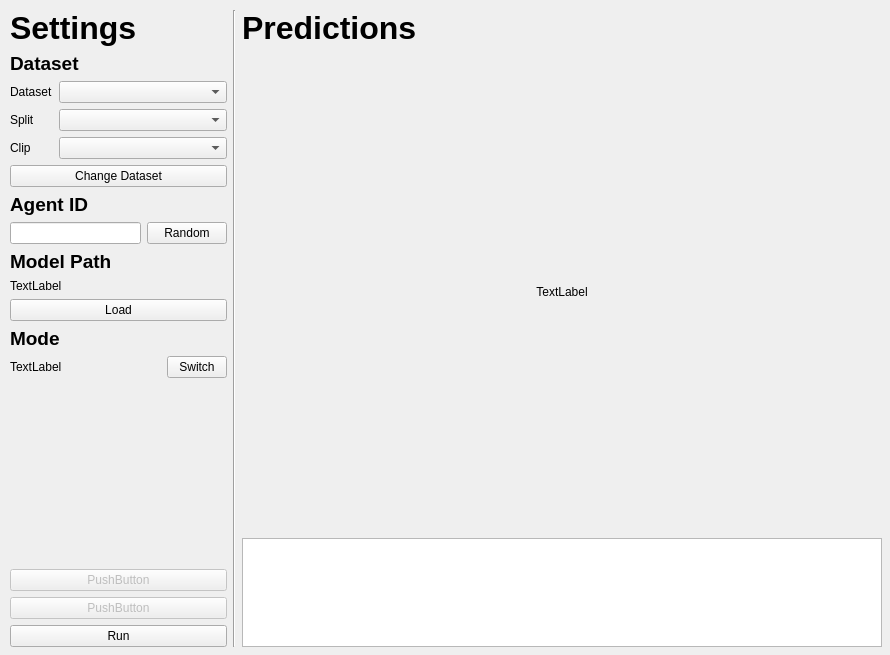
Qt form window.ui (cocoon2wong/Project-Solitaire) before a commit.
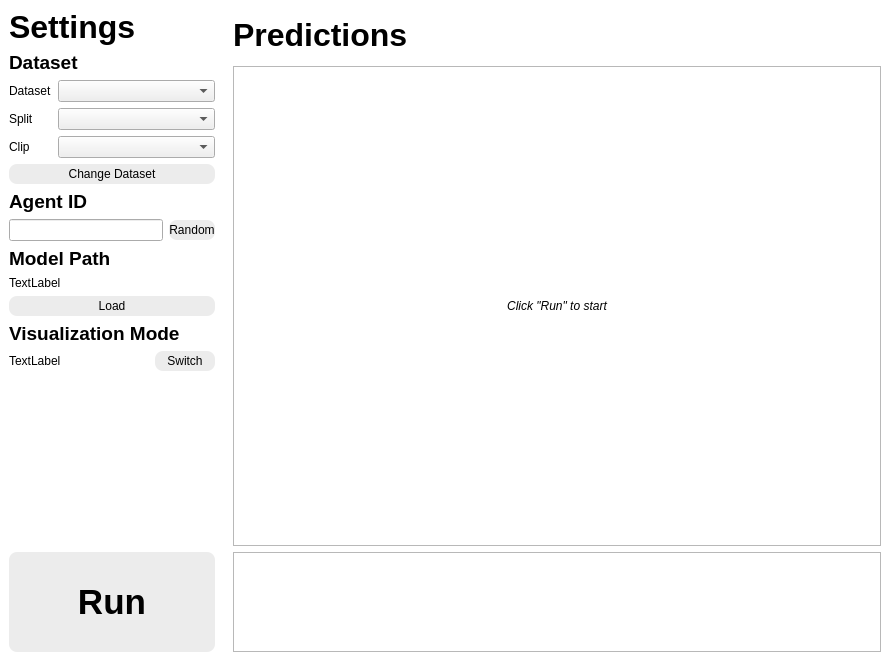
The same form after that commit.

Diff of the .ui file:
```diff
--- a/window.ui
+++ b/window.ui
@@ -6,8 +6,8 @@
    <rect>
     <x>0</x>
     <y>0</y>
-    <width>890</width>
-    <height>655</height>
+    <width>889</width>
+    <height>660</height>
    </rect>
   </property>
   <property name="windowTitle">
@@ -17,15 +17,43 @@
    <widget class="QWidget" name="horizontalLayoutWidget">
     <property name="geometry">
      <rect>
-      <x>10</x>
-      <y>10</y>
-      <width>872</width>
-      <height>637</height>
+      <x>0</x>
+      <y>0</y>
+      <width>890</width>
+      <height>661</height>
      </rect>
     </property>
     <layout class="QHBoxLayout" name="horizontalLayout">
+     <property name="spacing">
+      <number>0</number>
+     </property>
      <item>
-      <layout class="QVBoxLayout" name="verticalLayout">
+      <widget class="QWidget" name="widget_left" native="true">
+       <property name="maximumSize">
+        <size>
+         <width>224</width>
+         <height>16777215</height>
+        </size>
+       </property>
+       <property name="styleSheet">
+        <string notr="true">QWidget #widget_left{
+    background-color: rgb(255, 255, 255);
+}
+
+QPushButton {
+background-color: rgb(236, 236, 236);
+color: rgb(0, 0, 0);
+border-radius: 8px;
+border-style: none;
+padding-top: 3px;
+padding-bottom: 3px;
+}
+
+QPushButton:hover {
+	background-color: rgb(0, 133, 161);
+}</string>
+       </property>
+       <layout class="QVBoxLayout" name="verticalLayout_4">
        <item>
         <widget class="QLabel" name="label">
          <property name="font">
@@ -34,6 +62,11 @@
            <bold>true</bold>
           </font>
          </property>
+          <property name="styleSheet">
+           <string notr="true">border-bottom-style: solid;
+border-bottom-width: 1px;
+border-bottom-color: rgb(0, 0, 0);</string>
+          </property>
          <property name="text">
           <string>Settings</string>
          </property>
@@ -216,7 +249,7 @@
           </font>
          </property>
          <property name="text">
-          <string>Mode</string>
+           <string>Visualization Mode</string>
          </property>
          <property name="margin">
           <number>3</number>
@@ -261,47 +294,46 @@
         </spacer>
        </item>
        <item>
-        <layout class="QGridLayout" name="gridLayout">
-         <item row="4" column="0">
-          <widget class="QPushButton" name="pushButton_3">
-           <property name="enabled">
-            <bool>false</bool>
-           </property>
-           <property name="text">
-            <string>PushButton</string>
-           </property>
-          </widget>
-         </item>
-         <item row="3" column="0">
-          <widget class="QPushButton" name="pushButton_2">
-           <property name="enabled">
-            <bool>false</bool>
-           </property>
-           <property name="text">
-            <string>PushButton</string>
-           </property>
-          </widget>
-         </item>
-         <item row="5" column="0">
           <widget class="QPushButton" name="pushButton_run">
+          <property name="minimumSize">
+           <size>
+            <width>0</width>
+            <height>100</height>
+           </size>
+          </property>
+          <property name="font">
+           <font>
+            <pointsize>26</pointsize>
+            <italic>false</italic>
+            <bold>true</bold>
+            <kerning>false</kerning>
+           </font>
+          </property>
+          <property name="styleSheet">
+           <string notr="true"/>
+          </property>
            <property name="text">
             <string>Run</string>
            </property>
           </widget>
          </item>
         </layout>
-       </item>
-      </layout>
-     </item>
-     <item>
-      <widget class="Line" name="line_3">
-       <property name="orientation">
-        <enum>Qt::Vertical</enum>
-       </property>
       </widget>
      </item>
      <item>
-      <layout class="QVBoxLayout" name="verticalLayout_2">
+      <widget class="QWidget" name="widget_right" native="true">
+       <property name="maximumSize">
+        <size>
+         <width>670</width>
+         <height>16777215</height>
+        </size>
+       </property>
+       <property name="styleSheet">
+        <string notr="true">QWidget #widget_right{
+    background-color: rgb(255, 255, 255);
+}</string>
+       </property>
+       <layout class="QVBoxLayout" name="verticalLayout_3">
        <item>
         <widget class="QLabel" name="label_2">
          <property name="font">
@@ -326,8 +358,19 @@
            <height>480</height>
           </size>
          </property>
+          <property name="font">
+           <font>
+            <italic>true</italic>
+           </font>
+          </property>
+          <property name="styleSheet">
+           <string notr="true"/>
+          </property>
+          <property name="frameShape">
+           <enum>QFrame::StyledPanel</enum>
+          </property>
          <property name="text">
-          <string>TextLabel</string>
+           <string>Click &quot;Run&quot; to start</string>
          </property>
          <property name="alignment">
           <set>Qt::AlignCenter</set>
@@ -335,9 +378,35 @@
         </widget>
        </item>
        <item>
-        <widget class="QTextEdit" name="textEdit_logbar"/>
-       </item>
-      </layout>
+         <widget class="QTextEdit" name="textEdit_logbar">
+          <property name="sizePolicy">
+           <sizepolicy hsizetype="Expanding" vsizetype="Fixed">
+            <horstretch>0</horstretch>
+            <verstretch>0</verstretch>
+           </sizepolicy>
+          </property>
+          <property name="minimumSize">
+           <size>
+            <width>0</width>
+            <height>100</height>
+           </size>
+          </property>
+          <property name="maximumSize">
+           <size>
+            <width>16777215</width>
+            <height>100</height>
+           </size>
+          </property>
+          <property name="baseSize">
+           <size>
+            <width>0</width>
+            <height>0</height>
+           </size>
+          </property>
+         </widget>
+        </item>
+       </layout>
+      </widget>
      </item>
     </layout>
    </widget>
```
Lines whose indentation alone changed are shown as unchanged.
